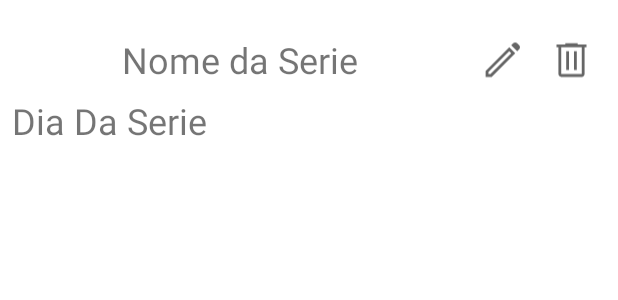
After one commit to VicktorMS/gym_notes, an Android app: the layout serie_list_item.xml on its own in the app's theme, with its tools: preview values and no code run, on a phone screen of 412 x 824 dp. The commit adds this screen. Shown: the top 300 px of the screen. Run offline under Robolectric (Android 15) with nearby library versions, the phone set to English and light mode, and no system bars.

Commit message:
Adapters(falta implementar)
recicle view

navegação

```diff
--- a/app/src/main/java/br/edu/infnet/myapplication/data/models/Serie.kt
+++ b/app/src/main/java/br/edu/infnet/myapplication/data/models/Serie.kt
@@ -1,7 +1,6 @@
 package br.edu.infnet.myapplication.data.models
 
 data class Serie(
-    val id: String = "",
-    val dia: String = "",
-    val nome: String = ""
+    val diaSerie: String = "",
+    val nomeSerie: String = ""
 )
--- /dev/null
+++ b/app/src/main/res/drawable/ic_editar.xml
@@ -0,0 +1,10 @@
+<vector xmlns:android="http://schemas.android.com/apk/res/android"
+    android:width="48dp"
+    android:height="48dp"
+    android:viewportWidth="48"
+    android:viewportHeight="48"
+    android:tint="?attr/colorControlNormal">
+    <path
+        android:fillColor="@android:color/white"
+        android:pathData="M9,39H11.2L33.35,16.85L31.15,14.65L9,36.8ZM39.7,14.7 L33.3,8.3 35.4,6.2Q36.25,5.35 37.5,5.35Q38.75,5.35 39.6,6.2L41.8,8.4Q42.65,9.25 42.65,10.5Q42.65,11.75 41.8,12.6ZM37.6,16.8 L12.4,42H6V35.6L31.2,10.4ZM32.25,15.75 L31.15,14.65 33.35,16.85Z"/>
+</vector>
--- /dev/null
+++ b/app/src/main/res/drawable/ic_remover.xml
@@ -0,0 +1,10 @@
+<vector xmlns:android="http://schemas.android.com/apk/res/android"
+    android:width="48dp"
+    android:height="48dp"
+    android:viewportWidth="48"
+    android:viewportHeight="48"
+    android:tint="?attr/colorControlNormal">
+    <path
+        android:fillColor="@android:color/white"
+        android:pathData="M13.05,42Q11.8,42 10.925,41.125Q10.05,40.25 10.05,39V10.5H8V7.5H17.4V6H30.6V7.5H40V10.5H37.95V39Q37.95,40.2 37.05,41.1Q36.15,42 34.95,42ZM34.95,10.5H13.05V39Q13.05,39 13.05,39Q13.05,39 13.05,39H34.95Q34.95,39 34.95,39Q34.95,39 34.95,39ZM18.35,34.7H21.35V14.75H18.35ZM26.65,34.7H29.65V14.75H26.65ZM13.05,10.5V39Q13.05,39 13.05,39Q13.05,39 13.05,39Q13.05,39 13.05,39Q13.05,39 13.05,39Z"/>
+</vector>
--- a/app/src/main/res/layout/activity_main.xml
+++ b/app/src/main/res/layout/activity_main.xml
@@ -11,8 +11,8 @@
     <androidx.fragment.app.FragmentContainerView
         android:id="@+id/nav_main_fragment"
         android:name="androidx.navigation.fragment.NavHostFragment"
-        android:layout_width="0dp"
-        android:layout_height="0dp"
+        android:layout_width="match_parent"
+        android:layout_height="match_parent"
         android:layout_margin="8dp"
         app:defaultNavHost="true"
         app:layout_constraintBottom_toTopOf="parent"
--- /dev/null
+++ b/app/src/main/res/layout/serie_list_item.xml
@@ -0,0 +1,64 @@
+<?xml version="1.0" encoding="utf-8"?>
+<LinearLayout xmlns:android="http://schemas.android.com/apk/res/android"
+    xmlns:app="http://schemas.android.com/apk/res-auto"
+    android:layout_width="match_parent"
+    android:layout_height="wrap_content"
+    android:orientation="vertical"
+    android:layout_marginVertical="16dp"
+    android:layout_marginHorizontal="8dp"
+    android:id="@+id/item_container">
+
+    <LinearLayout
+        android:layout_width="match_parent"
+        android:layout_height="match_parent"
+        android:orientation="horizontal"
+        android:gravity="center_vertical">
+
+        <TextView
+            android:id="@+id/serie_nome"
+            android:layout_width="wrap_content"
+            android:layout_height="wrap_content"
+            android:text="Nome da Serie"
+            android:textAlignment="center"
+            android:layout_weight="1"
+            android:textSize="24sp"
+            android:textStyle="normal"/>
+
+        <ImageView
+            android:id="@+id/iv_edit"
+            android:layout_width="30dp"
+            android:layout_marginHorizontal="8dp"
+            android:layout_height="wrap_content"
+            app:srcCompat="@drawable/ic_editar" />
+
+        <ImageView
+            android:id="@+id/iv_delete"
+            android:layout_width="30dp"
+            android:layout_marginHorizontal="8dp"
+            android:layout_height="wrap_content"
+            app:srcCompat="@drawable/ic_remover" />
+    </LinearLayout>
+
+    <LinearLayout
+        android:layout_width="match_parent"
+        android:layout_height="wrap_content"
+        android:orientation="horizontal">
+
+        <TextView
+            android:id="@+id/serie_dia"
+            android:layout_width="wrap_content"
+            android:layout_height="wrap_content"
+            android:text="Dia Da Serie"
+            android:textAlignment="center"
+            android:textSize="24sp"
+            android:textStyle="normal"/>
+
+    </LinearLayout>
+
+
+    <View
+        android:layout_width="match_parent"
+        android:layout_height="2dp" />
+
+
+</LinearLayout>
```
Also changed, not shown: app/src/main/java/br/edu/infnet/myapplication/data/models/SerieComId.kt (added, +7 -0 lines), app/src/main/java/br/edu/infnet/myapplication/data/repository/GymRepositoy.kt (+42 -0 lines), app/src/main/java/br/edu/infnet/myapplication/ui/home/HomeFragment.kt (+15 -46 lines), app/src/main/java/br/edu/infnet/myapplication/ui/home/adapters/SerieAdapter.kt (added, +74 -0 lines), app/src/main/java/br/edu/infnet/myapplication/ui/home/adapters/SerieComIdAdapter.kt (added, +75 -0 lines), app/src/main/res/drawable-v24/ic_home.xml (deleted, +0 -9 lines), app/src/main/res/layout/fragment_home.xml (+22 -6 lines), app/src/main/res/navigation/main_navigation.xml (added, +22 -0 lines).
